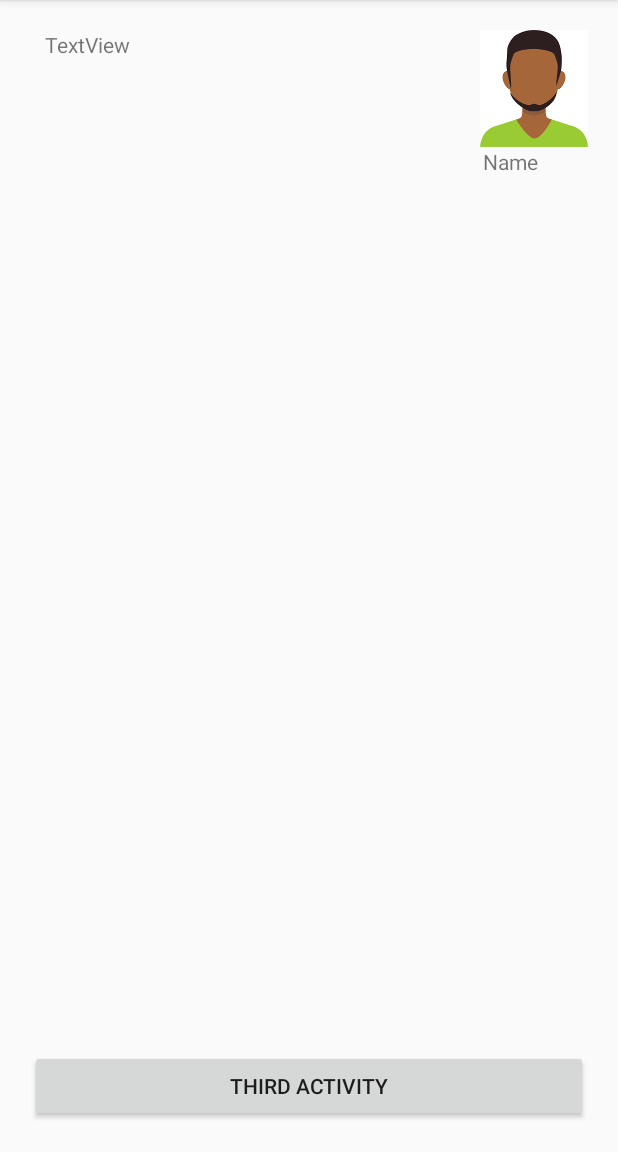
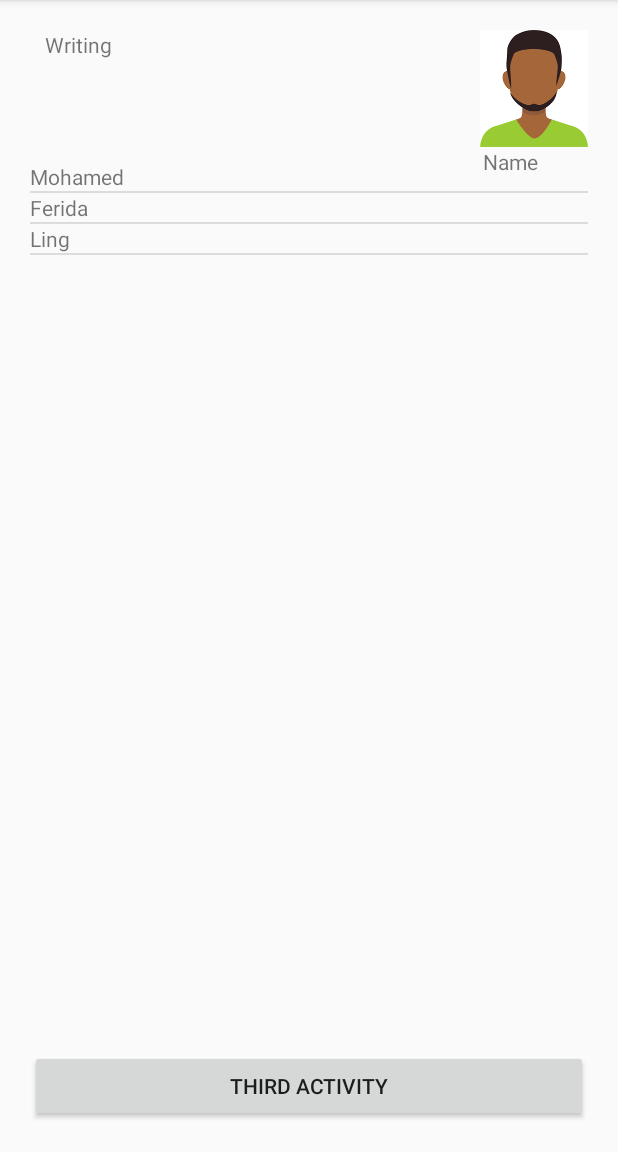
Before and after one commit to karibtidoucha/sawa, an Android app: the Activity2 screen opened directly, with no data from a screen before it, on a phone screen of 412 x 824 dp, the part 84-1236 px from its top. Run offline under Robolectric (Android 15) with nearby library versions, the phone set to English and light mode, and no system bars.

Commit message:
working page 2 list improved

```diff
--- a/app/src/main/java/com/hackathon/sha3by/sha3by/Activity2.java
+++ b/app/src/main/java/com/hackathon/sha3by/sha3by/Activity2.java
@@ -1,36 +1,31 @@
 package com.hackathon.sha3by.sha3by;
 
+import android.content.Context;
 import android.os.Bundle;
+import android.support.annotation.NonNull;
+import android.support.annotation.Nullable;
 import android.support.v7.app.AppCompatActivity;
 
 import android.content.Intent;
 import android.support.v7.app.AppCompatActivity;
 import android.os.Bundle;
 import android.view.View;
+import android.view.ViewGroup;
 import android.view.Window;
 import android.view.WindowManager;
+import android.widget.ArrayAdapter;
 import android.widget.Button;
+import android.widget.ListView;
+import android.widget.TextView;
 
 import java.util.ArrayList;
+import java.util.List;
 
 public class Activity2 extends AppCompatActivity {
+    private List<User> users;
 
     @Override
     protected void onCreate(Bundle savedInstanceState) {
-        List<User> users =new ArrayList<>();
-        users.add(new User("Mohamed",true,false,1));
-        users.add(new User("Ferida",false,true,0));
-        users.add(new User("Ling",false,true,1));
-        User self=new User ("Farah",false,true,0);
-
-        for (int i =0; i<=3; i++){
-            if(users[i].ab==self.ab){
-
-            }
-
-        }
-
-
         super.onCreate(savedInstanceState);
         //Remove title bar
         this.requestWindowFeature(Window.FEATURE_NO_TITLE);
@@ -40,6 +35,19 @@ public class Activity2 extends AppCompatActivity {
 
         setContentView(R.layout.activity2);
 
+
+        users =new ArrayList<>();
+        users.add(new User("Mohamed",true,false,1));
+        users.add(new User("Ferida",false,true,0));
+        users.add(new User("Ling",false,true,1));
+        User self=new User ("Farah",false,true,0);
+
+        UserAdapter adapter=new UserAdapter(this, users);
+        ListView listView = findViewById(R.id.listview1);
+        listView.setAdapter(adapter);
+
+
+
         Button button = findViewById(R.id.third_activity);
         button.setOnClickListener(new View.OnClickListener() {
             @Override
@@ -48,4 +56,31 @@ public class Activity2 extends AppCompatActivity {
             }
         });
     }
+
+    public class UserAdapter extends ArrayAdapter<User> {
+        private Context mContext;
+        private List<User> usersList = new ArrayList<>();
+
+        public UserAdapter(Context context, List<User> list) {
+            super(context, 0 , list);
+            mContext = context;
+            usersList = list;
+        }
+
+        @NonNull
+        @Override
+        public View getView(int position, @Nullable View convertView, @NonNull ViewGroup parent) {
+            User user = users.get(position);
+
+            if(convertView==null){
+                convertView=getLayoutInflater().inflate(R.layout.user, parent, false);
+            }
+
+            TextView koala = convertView.findViewById(R.id.username);
+            koala.setText(user.name);
+
+            return convertView;
+        }
+    }
+
 }
--- a/app/src/main/java/com/hackathon/sha3by/sha3by/MainActivity.java
+++ b/app/src/main/java/com/hackathon/sha3by/sha3by/MainActivity.java
@@ -37,9 +37,9 @@ public class MainActivity extends AppCompatActivity {
         RadioButton ab = (RadioButton) findViewById(R.id.arabicButton);
         RadioButton eb = (RadioButton) findViewById(R.id.englishButton);
 
-        MessageStore.getInstance().firebasedatabase.getReference("users").child("a")
+        MessageStore.getInstance().firebasedatabase.getReference("user").child("a")
                 .push()
-                .setValue(new User(name.getText().toString(), ab.isChecked(), eb.isChecked())
+                .setValue(new User(name.getText().toString(), ab.isChecked(), eb.isChecked(), 0)
                 );
 
 
--- a/app/src/main/res/layout/activity2.xml
+++ b/app/src/main/res/layout/activity2.xml
@@ -10,6 +10,15 @@
     android:paddingRight="20dp"
     android:paddingTop="20dp"
     tools:context="com.hackathon.sha3by.sha3by.Activity2">
+
+    <ListView
+        android:id="@+id/listview1"
+        android:layout_width="match_parent"
+        android:layout_height="183dp"
+        android:layout_below="@+id/textView4"
+        android:layout_centerHorizontal="true">
+
+    </ListView>
 
     <Button
         android:id="@+id/third_activity"
@@ -43,7 +52,7 @@
         android:layout_alignParentStart="true"
         android:layout_alignTop="@+id/imageView3"
         android:layout_marginStart="10dp"
-        android:text="TextView" />
+        android:text="Writing" />
 
 
 </RelativeLayout>
--- /dev/null
+++ b/app/src/main/res/layout/user.xml
@@ -0,0 +1,12 @@
+<?xml version="1.0" encoding="utf-8"?>
+<LinearLayout
+    xmlns:android="http://schemas.android.com/apk/res/android" android:layout_width="match_parent"
+    android:layout_height="match_parent">
+
+    <TextView
+        android:id="@+id/username"
+        android:layout_width="wrap_content"
+        android:layout_height="wrap_content"
+        android:text="example" />
+
+</LinearLayout>
```
